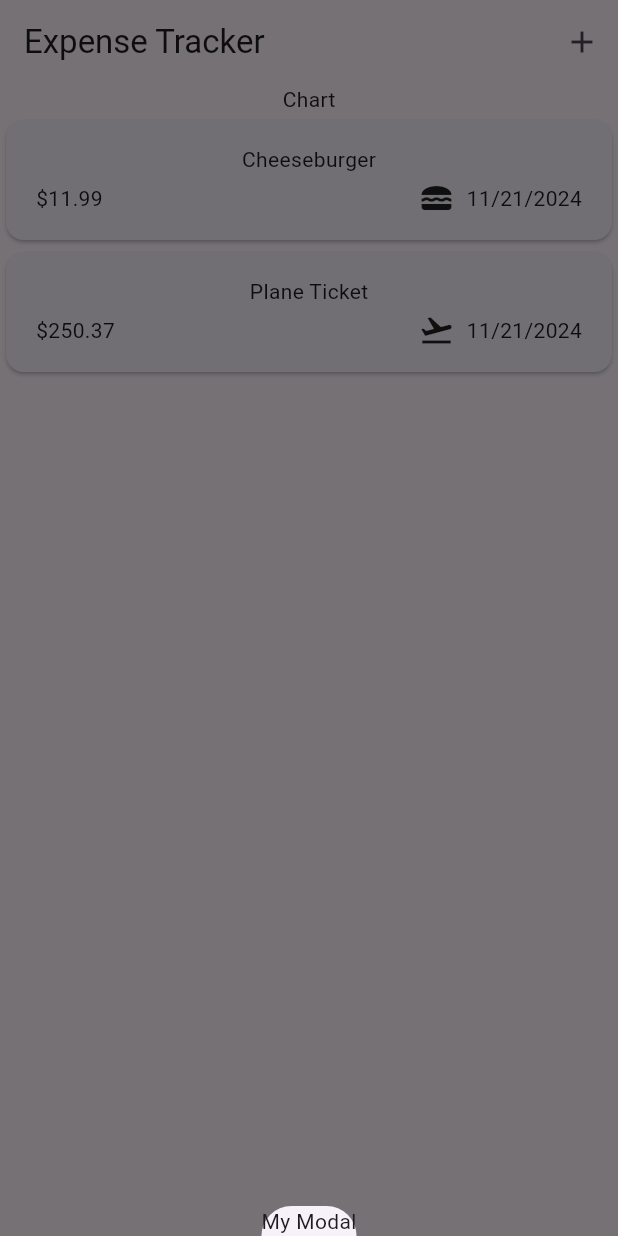
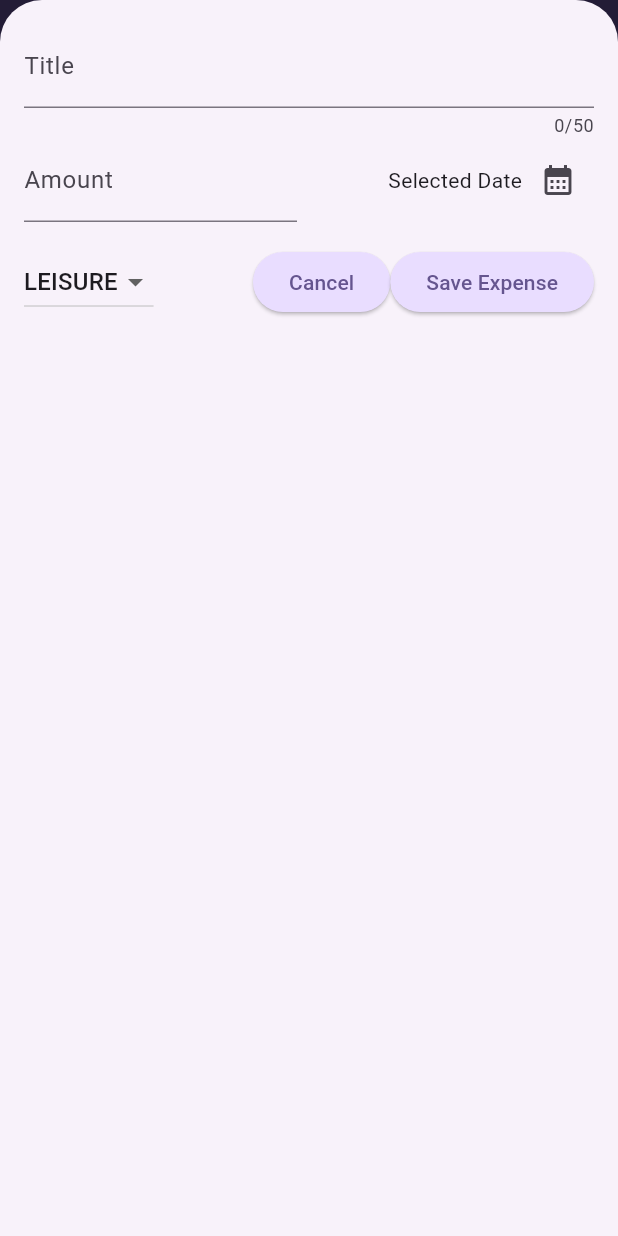
Before and after one commit to katie-andor/expense_tracker, a Flutter app: the screen it shows after launch, after a tap on the "add" icon, on a phone screen of 412 x 824 dp. Run offline on Flutter 3.47's test engine with Material 3 defaults, Android fonts, the phone set to English and light mode, and no system bars.

Commit message:
added bar chart

```diff
--- a/lib/expenses_list/expense_item.dart
+++ b/lib/expenses_list/expense_item.dart
@@ -10,8 +10,11 @@ class ExpenseItem extends StatelessWidget {
       child: Padding(
         padding: const EdgeInsets.symmetric(horizontal: 20, vertical: 16),
         child: Column(
+          crossAxisAlignment: CrossAxisAlignment.start,
           children: [
-            Text(expense.title),
+            Text(expense.title,
+            style: Theme.of(context).textTheme.titleLarge,
+            ),
             const SizedBox(height: 4),
             Row(
               children: [
--- a/lib/expenses_list/expenses_list.dart
+++ b/lib/expenses_list/expenses_list.dart
@@ -2,15 +2,48 @@ import 'package:expense_tracker/expenses_list/expense_item.dart';
 import 'package:expense_tracker/models/expense.dart';
 import 'package:flutter/material.dart';
 
-class ExpensesList extends StatelessWidget{
-  const ExpensesList({super.key, required this.expenses});
+class ExpensesList extends StatelessWidget {
+  const ExpensesList(
+      {super.key, required this.expenses, required this.onRemoveExpense});
+
+  final void Function(Expense expense) onRemoveExpense;
 
   final List<Expense> expenses;
   @override
   Widget build(BuildContext context) {
     return ListView.builder(
       itemCount: expenses.length,
-      itemBuilder: (ctx,index) => ExpenseItem(expense: expenses[index]),
+      itemBuilder: (ctx, index) => Dismissible(
+        background: Container(
+          color: Theme.of(context).colorScheme.error.withOpacity(0.7),
+          margin: EdgeInsets.symmetric(
+            horizontal: Theme.of(context).cardTheme.margin!.horizontal,
+            vertical: Theme.of(context).cardTheme.margin!.vertical,
+          ),
+          child: const Row(
+            children: [
+              Padding(
+                padding: EdgeInsets.fromLTRB(10, 0, 0, 0),
+                child: Icon(
+                  Icons.delete,
+                ),
+              ),
+              Spacer(),
+              Padding(
+                padding: EdgeInsets.fromLTRB(0, 0, 10, 0),
+                child: Icon(
+                  Icons.delete,
+                ),
+              ),
+            ],
+          ),
+        ),
+        onDismissed: (direction) {
+          onRemoveExpense(expenses[index]);
+        },
+        key: ValueKey(expenses[index]),
+        child: ExpenseItem(expense: expenses[index]),
+      ),
     );
   }
 }
--- a/lib/main.dart
+++ b/lib/main.dart
@@ -1,11 +1,61 @@
 import 'package:expense_tracker/widgets/expenses.dart';
 import 'package:flutter/material.dart';
 
+var kColorScheme = ColorScheme.fromSeed(
+  seedColor: const Color.fromARGB(255, 96, 59, 181),
+);
+
+var kDarkColorScheme = ColorScheme.fromSeed(seedColor:
+  const Color.fromARGB(255, 5, 99,125),
+  brightness: Brightness.dark,
+);
 
 void main() {
   runApp(
-    const MaterialApp(
-      home: Expenses(),
+    MaterialApp(
+      darkTheme: ThemeData.dark().copyWith(
+        colorScheme: kDarkColorScheme,
+        cardTheme: const CardTheme().copyWith(
+          color: kDarkColorScheme.secondaryContainer,
+          margin: const EdgeInsets.symmetric(
+            horizontal: 16,
+            vertical: 8,
+          ),
+        ),
+        elevatedButtonTheme: ElevatedButtonThemeData(
+          style: ElevatedButton.styleFrom(
+            backgroundColor: kDarkColorScheme.primaryContainer,
+          ),
+        ),
+      ),
+      theme: ThemeData().copyWith(
+        colorScheme: kColorScheme,
+        appBarTheme: const AppBarTheme().copyWith(
+          backgroundColor: kColorScheme.onPrimaryContainer,
+          foregroundColor: kColorScheme.primaryContainer,
+        ),
+        cardTheme: const CardTheme().copyWith(
+          color: kColorScheme.secondaryContainer,
+          margin: const EdgeInsets.symmetric(
+            horizontal: 16,
+            vertical: 8,
+          ),
+        ),
+        elevatedButtonTheme: ElevatedButtonThemeData(
+          style: ElevatedButton.styleFrom(
+            backgroundColor: kColorScheme.primaryContainer,
+          ),
+        ),
+        textTheme: ThemeData().textTheme.copyWith(
+              titleLarge: TextStyle(
+                fontWeight: FontWeight.normal,
+                color: kColorScheme.onSecondaryContainer,
+                fontSize: 20,
+              ),
+            ),
+      ),
+      themeMode: ThemeMode.system,
+      home: const Expenses(),
     ),
   );
 }
--- a/lib/models/expense.dart
+++ b/lib/models/expense.dart
@@ -28,3 +28,21 @@ class Expense {
     return formatter.format(date);
   }
 }
+
+class ExpenseBucket{
+  const ExpenseBucket({required this.category, required this.expenses});
+
+  ExpenseBucket.forCategory( List<Expense> allExpenses, this.category)
+  : expenses=allExpenses.where((expense) => expense.category == category).toList();
+
+  final Category category;
+  final List<Expense> expenses;
+
+  double get totalExpenses {
+    double sum = 0;
+    for(final expense in expenses) {
+      sum += expense.amount;
+    }
+    return sum;
+  }
+}
--- /dev/null
+++ b/lib/widgets/chart/chart.dart
@@ -0,0 +1,95 @@
+import 'package:flutter/material.dart';
+
+import 'package:expense_tracker/widgets/chart/chart_bar.dart';
+import 'package:expense_tracker/models/expense.dart';
+
+class Chart extends StatelessWidget {
+  const Chart({super.key, required this.expenses});
+
+  final List<Expense> expenses;
+
+  List<ExpenseBucket> get buckets {
+    return [
+      ExpenseBucket.forCategory(expenses, Category.food),
+      ExpenseBucket.forCategory(expenses, Category.leisure),
+      ExpenseBucket.forCategory(expenses, Category.travel),
+      ExpenseBucket.forCategory(expenses, Category.work),
+    ];
+  }
+
+  double get maxTotalExpense {
+    double maxTotalExpense = 0;
+
+    for (final bucket in buckets) {
+      if (bucket.totalExpenses > maxTotalExpense) {
+        maxTotalExpense = bucket.totalExpenses;
+      }
+    }
+
+    return maxTotalExpense;
+  }
+
+  @override
+  Widget build(BuildContext context) {
+    final isDarkMode =
+        MediaQuery.of(context).platformBrightness == Brightness.dark;
+    return Container(
+      margin: const EdgeInsets.all(16),
+      padding: const EdgeInsets.symmetric(
+        vertical: 16,
+        horizontal: 8,
+      ),
+      width: double.infinity,
+      height: 180,
+      decoration: BoxDecoration(
+        borderRadius: BorderRadius.circular(8),
+        gradient: LinearGradient(
+          colors: [
+            Theme.of(context).colorScheme.primary.withOpacity(0.3),
+            Theme.of(context).colorScheme.primary.withOpacity(0.0)
+          ],
+          begin: Alignment.bottomCenter,
+          end: Alignment.topCenter,
+        ),
+      ),
+      child: Column(
+        children: [
+          Expanded(
+            child: Row(
+              crossAxisAlignment: CrossAxisAlignment.end,
+              children: [
+                for (final bucket in buckets) // alternative to map()
+                  ChartBar(
+                    fill: bucket.totalExpenses == 0
+                        ? 0
+                        : bucket.totalExpenses / maxTotalExpense,
+                  )
+              ],
+            ),
+          ),
+          const SizedBox(height: 12),
+          Row(
+            children: buckets
+                .map(
+                  (bucket) => Expanded(
+                    child: Padding(
+                      padding: const EdgeInsets.symmetric(horizontal: 4),
+                      child: Icon(
+                        categoryIcons[bucket.category],
+                        color: isDarkMode
+                            ? Theme.of(context).colorScheme.secondary
+                            : Theme.of(context)
+                                .colorScheme
+                                .primary
+                                .withOpacity(0.7),
+                      ),
+                    ),
+                  ),
+                )
+                .toList(),
+          )
+        ],
+      ),
+    );
+  }
+}
--- /dev/null
+++ b/lib/widgets/chart/chart_bar.dart
@@ -0,0 +1,34 @@
+import 'package:flutter/material.dart';
+
+class ChartBar extends StatelessWidget {
+  const ChartBar({
+    super.key,
+    required this.fill,
+  });
+
+  final double fill;
+
+  @override
+  Widget build(BuildContext context) {
+    final isDarkMode =
+        MediaQuery.of(context).platformBrightness == Brightness.dark;
+    return Expanded(
+      child: Padding(
+        padding: const EdgeInsets.symmetric(horizontal: 4),
+        child: FractionallySizedBox(
+          heightFactor: fill,
+          child: DecoratedBox(
+            decoration: BoxDecoration(
+              shape: BoxShape.rectangle,
+              borderRadius:
+                  const BorderRadius.vertical(top: Radius.circular(8)),
+              color: isDarkMode
+                  ? Theme.of(context).colorScheme.secondary
+                  : Theme.of(context).colorScheme.primary.withOpacity(0.65),
+            ),
+          ),
+        ),
+      ),
+    );
+  }
+}
--- a/lib/widgets/expenses.dart
+++ b/lib/widgets/expenses.dart
@@ -1,6 +1,9 @@
 import 'package:expense_tracker/expenses_list/expenses_list.dart';
+import 'package:expense_tracker/widgets/chart/chart.dart';
+import 'package:expense_tracker/widgets/new_expense.dart';
 import 'package:flutter/material.dart';
 import 'package:expense_tracker/models/expense.dart';
+
 
 class Expenses extends StatefulWidget {
   const Expenses({super.key});
@@ -13,7 +16,42 @@ class Expenses extends StatefulWidget {
 
 class _ExpensesState extends State<Expenses> {
   void _openAddExpenseOverlay() {
-    showModalBottomSheet(context: context, builder: (ctx) => const Text('My Modal'));
+    showModalBottomSheet(
+      useSafeArea: true,
+      isScrollControlled: true,
+      context: context,
+      builder: (ctx) => NewExpense(
+        onAddExpense: _addExpense,
+      ),
+    );
+  }
+
+  void _addExpense(Expense expense) {
+    setState(() {
+      _registeredExpenses.add(expense);
+    });
+  }
+
+  void _removeExpense(Expense expense) {
+    final expenseIndex = _registeredExpenses.indexOf(expense);
+    setState(() {
+      _registeredExpenses.remove(expense);
+    });
+    ScaffoldMessenger.of(context).clearSnackBars();
+    ScaffoldMessenger.of(context).showSnackBar(
+      SnackBar(
+        content: const Text('Expense Deleted'),
+        duration: const Duration(seconds: 3),
+        action: SnackBarAction(
+          label: "Undo",
+          onPressed: () {
+            setState(() {
+              _registeredExpenses.insert(expenseIndex, expense);
+            });
+          },
+        ),
+      ),
+    );
   }
 
   final List<Expense> _registeredExpenses = [
@@ -31,6 +69,14 @@ class _ExpensesState extends State<Expenses> {
   ];
   @override
   Widget build(BuildContext context) {
+    Widget mainContent = const Center(
+      child: Text("No Expenses Found. Click + to Add an Expense."),
+    );
+    if (_registeredExpenses.isNotEmpty) {
+      mainContent = ExpensesList(
+          expenses: _registeredExpenses, onRemoveExpense: _removeExpense);
+    }
+
     return Scaffold(
       appBar: AppBar(
         title: const Text('Expense Tracker'),
@@ -41,12 +87,12 @@ class _ExpensesState extends State<Expenses> {
           ),
         ],
       ),
-      body: Column(
+       body: Column(
         children: [
-          const Text("Chart"),
+          Chart(expenses: _registeredExpenses ),
           Expanded(
-            child: ExpensesList(expenses: _registeredExpenses),
-          ),
+            child: mainContent,
+          )
         ],
       ),
     );
--- /dev/null
+++ b/lib/widgets/new_expense.dart
@@ -0,0 +1,168 @@
+import 'package:expense_tracker/models/expense.dart';
+import 'package:flutter/material.dart';
+import 'package:intl/intl.dart';
+
+class NewExpense extends StatefulWidget {
+  const NewExpense({super.key, required this.onAddExpense});
+
+  final void Function(Expense expense) onAddExpense;
+
+  @override
+  State<NewExpense> createState() {
+    return _NewExpenseState();
+  }
+}
+
+class _NewExpenseState extends State<NewExpense> {
+  final _titleController = TextEditingController();
+  final _amountController = TextEditingController();
+  final formatter = DateFormat.yMd();
+  DateTime? _selectedDate;
+  Category _selectedCategory = Category.leisure;
+
+  @override
+  void dispose() {
+    _titleController.dispose();
+    _amountController.dispose();
+    super.dispose();
+  }
+
+  void _submitExpenseData(){
+    final enteredAmount = double.tryParse(_amountController.text);
+    final isInvalidAmount = enteredAmount == null || enteredAmount <= 0;
+    if (_titleController.text.trim().isEmpty || isInvalidAmount || _selectedDate == null)
+    {
+      //show error
+      showDialog(context:context, builder: (ctx)=>
+        AlertDialog(
+          title: const Text('Invalid Input!'),
+          content: const Text('Please make sure valid title, amount, date were entered!'),
+          actions: [
+            TextButton(
+              onPressed: (){
+                Navigator.pop(ctx);
+              },
+              child: const Text('Okay'),
+            ),
+          ],
+        )
+      );
+      return;
+    }
+    // Handle valid data here
+    widget.onAddExpense(
+      Expense(
+        title: _titleController.text,
+        amount: enteredAmount,
+        date: _selectedDate!,
+        category: _selectedCategory
+      ),
+    );
+    Navigator.pop(context);
+  }
+
+  void _presentDatePicker() async {
+    final now = DateTime.now();
+    final firstDate = DateTime(now.year - 1, now.month, now.day);
+    final pickedDate = await showDatePicker(
+        context: context,
+        initialDate: now,
+        firstDate: firstDate,
+        lastDate: now);
+
+    setState(() {
+      _selectedDate = pickedDate;
+    });
+  }
+
+  @override
+  Widget build(BuildContext context) {
+    return Padding(
+      padding: const EdgeInsets.all(16),
+      child: Column(
+        children: [
+          TextField(
+            maxLength: 50,
+            controller: _titleController,
+            keyboardType: TextInputType.name,
+            decoration: const InputDecoration(
+              label: Text('Title'),
+            ),
+          ),
+          Row(
+            children: [
+              Expanded(
+                child: TextField(
+                  controller: _amountController,
+                  keyboardType: TextInputType.number,
+                  decoration: const InputDecoration(
+                    prefixText: '\$ ',
+                    label: Text('Amount'),
+                  ),
+                ),
+              ),
+              const SizedBox(width: 16),
+              Expanded(
+                child: Row(
+                  mainAxisAlignment: MainAxisAlignment.end,
+                  crossAxisAlignment: CrossAxisAlignment.center,
+                  children: [
+                    Text(
+                      _selectedDate == null
+                          ? "Selected Date"
+                          : formatter.format(_selectedDate!),
+                    ),
+                    IconButton(
+                      onPressed: _presentDatePicker,
+                      icon: const Icon(Icons.calendar_month),
+                    ),
+                  ],
+                ),
+              ),
+            ],
+          ),
+          const SizedBox(height: 16),
+          Row(
+            mainAxisAlignment: MainAxisAlignment.end,
+            children: [
+              DropdownButton(
+                value: _selectedCategory,
+                items: Category.values
+                    .map(
+                      (category) => DropdownMenuItem(
+                        value: category,
+                        child: Text(
+                          category.name.toString().toUpperCase(),
+                        ),
+                      ),
+                    )
+                    .toList(),
+                onChanged: (value) {
+                  if (value == null) {
+                    return;
+                  }
+                  setState(() {
+                    _selectedCategory = value;
+                  });
+                },
+              ),
+              const Spacer(),
+              ElevatedButton(
+                onPressed: () {
+                  Navigator.pop(context);
+                },
+                child: const Text('Cancel'),
+              ),
+              ElevatedButton(
+                onPressed: () {
+                  _submitExpenseData();
+                },
+                child: const Text('Save Expense'),
+              ),
+            ],
+          ),
+        ],
+      ),
+    );
+  }
+}
```
